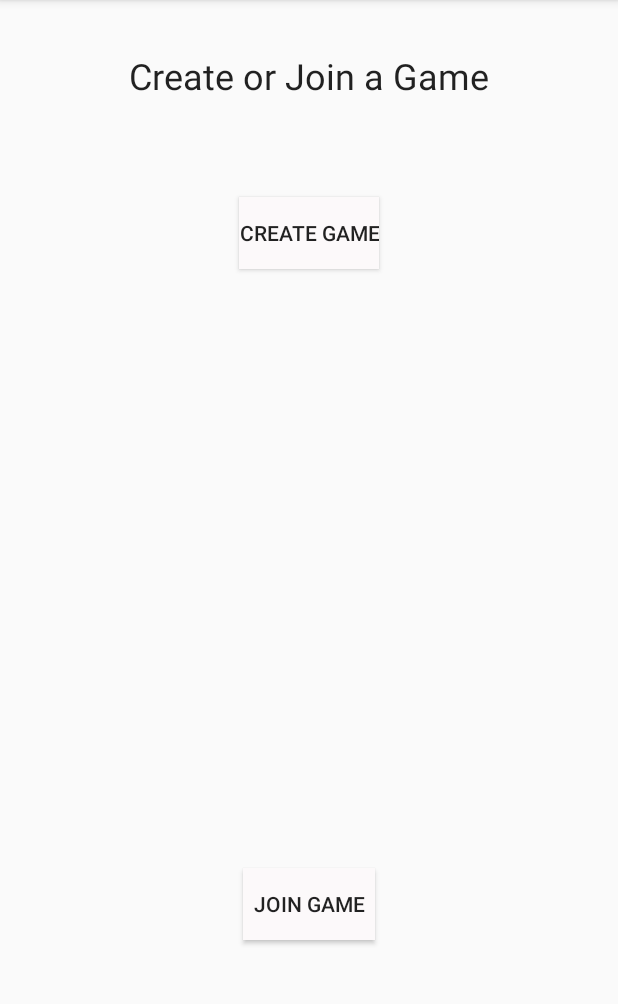
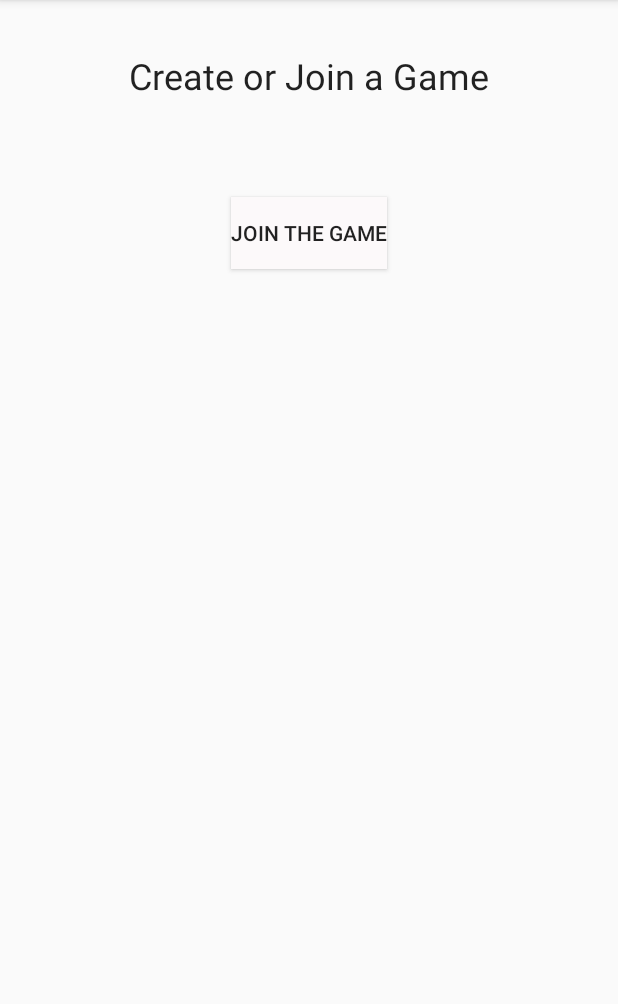
Before and after one commit to BoKnowsCoding/Geohashing, an Android app: the screen it shows after launch once a user with an empty profile is signed in (GameActivity), on a phone screen of 412 x 824 dp, the part 84-1088 px from its top. Run offline under Robolectric (Android 15) with nearby library versions, the phone set to English and light mode, and no system bars; our stand-ins replace Firebase (no records; nobody signed in at launch, a user with empty details on screens opened directly); libraries missing offline, so code that uses them is left out: com.facebook, com.facebook.login; 6 statements that could not run were skipped.

Commit message:
removed functionality

```diff
--- a/app/src/main/res/layout/fragment_game_ui.xml
+++ b/app/src/main/res/layout/fragment_game_ui.xml
@@ -24,7 +24,7 @@
         android:layout_centerHorizontal="true"
         android:layout_marginTop="187dp"
         android:background="@color/colorWhite"
-        android:text="Create Game"
+        android:text="Join The Game"
         tools:onClick="onClick" />
 
     <Button
@@ -36,5 +36,6 @@
         android:layout_marginBottom="141dp"
         android:background="@color/colorWhite"
         android:text="Join Game"
+        android:visibility="invisible"
         tools:onClick="onClick" />
 </RelativeLayout>
```
